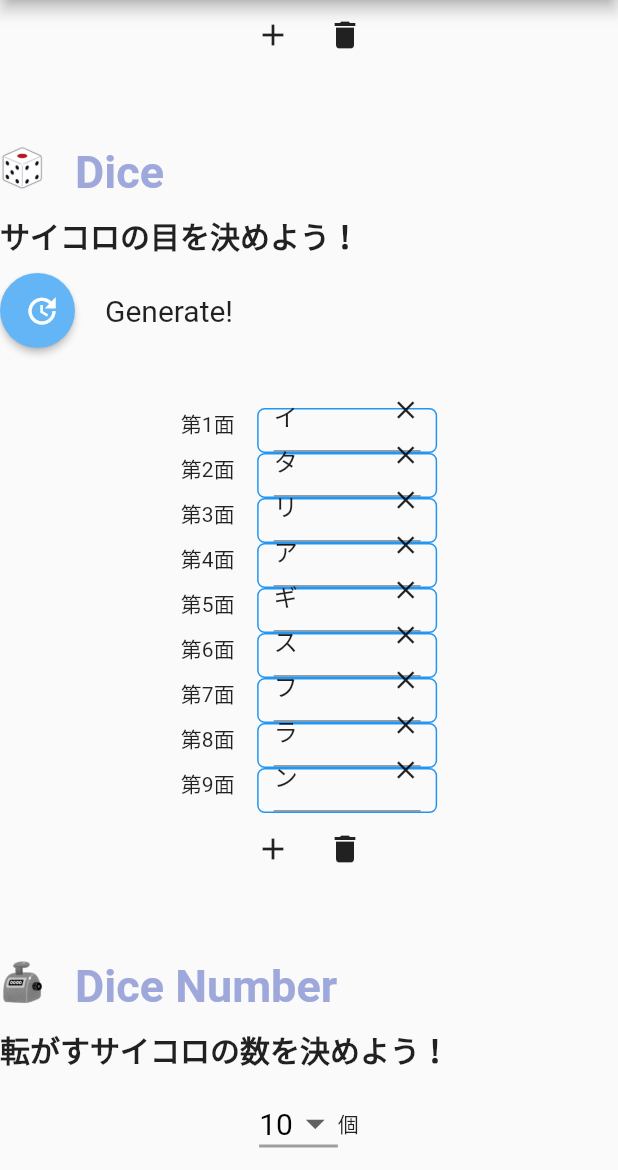
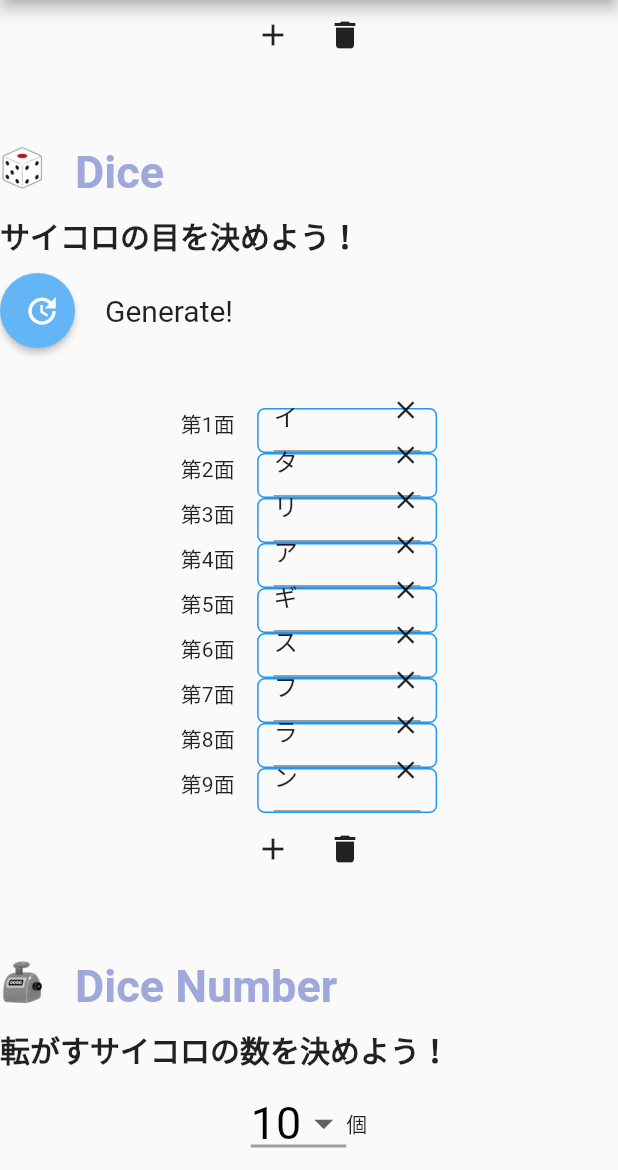
Before and after one commit to acannie/johinkodice, a Flutter app: the screen it shows after launch, scrolled down 576 dp, on a phone screen of 412 x 824 dp, the part 66-1236 px from its top. Run offline on Flutter 3.47's test engine with Material 2 defaults, Android fonts, the phone set to English and light mode, and no system bars; missing offline and left inert: dart:html.

Commit message:
code: ドロップダウンリストの大きさを更新。

```diff
--- a/lib/define_dice_num.dart
+++ b/lib/define_dice_num.dart
@@ -18,7 +18,7 @@ class DefineDiceNum extends StatelessWidget {
           icon: const Icon(Icons.arrow_drop_down),
           iconSize: 30,
           elevation: 16,
-          style: const TextStyle(fontSize: 20, color: Colors.black),
+          style: const TextStyle(fontSize: 30, color: Colors.black),
           underline: Container(
             height: 2,
             color: Colors.grey,
```
